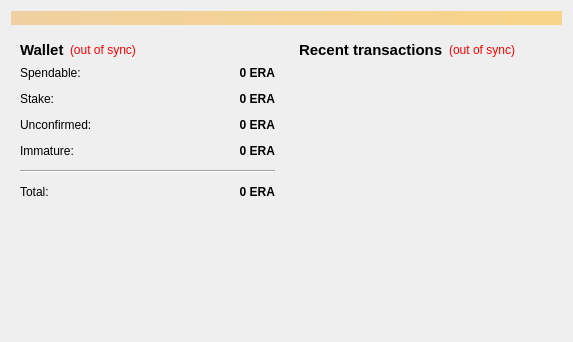
Qt form src/qt/forms/overviewpage.ui (EraNetwork/Era) before a commit.
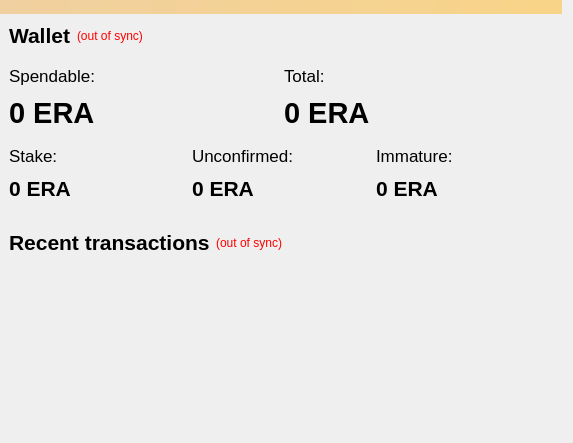
The same form after that commit.

What changed in the file:
```diff
--- a/src/qt/forms/overviewpage.ui
+++ b/src/qt/forms/overviewpage.ui
@@ -7,13 +7,19 @@
     <x>0</x>
     <y>0</y>
     <width>573</width>
-    <height>342</height>
+    <height>443</height>
    </rect>
   </property>
   <property name="windowTitle">
    <string>Form</string>
   </property>
   <layout class="QVBoxLayout" name="topLayout">
+   <property name="leftMargin">
+    <number>0</number>
+   </property>
+   <property name="topMargin">
+    <number>0</number>
+   </property>
    <item>
     <widget class="QLabel" name="labelAlerts">
      <property name="visible">
@@ -32,19 +38,25 @@
     </widget>
    </item>
    <item>
-    <layout class="QHBoxLayout" name="horizontalLayout" stretch="1,1">
+    <layout class="QHBoxLayout" name="horizontalLayout" stretch="1">
      <item>
       <layout class="QVBoxLayout" name="verticalLayout_2">
        <item>
         <widget class="QWidget" name="widget" native="true">
          <layout class="QVBoxLayout" name="verticalLayout_4">
+          <property name="topMargin">
+           <number>3</number>
+          </property>
           <item>
            <layout class="QHBoxLayout" name="horizontalLayout_4">
+            <property name="bottomMargin">
+             <number>12</number>
+            </property>
             <item>
              <widget class="QLabel" name="label_5">
               <property name="font">
                <font>
-                <pointsize>11</pointsize>
+                <pointsize>16</pointsize>
                 <weight>75</weight>
                 <bold>true</bold>
                </font>
@@ -86,27 +98,46 @@
            </layout>
           </item>
           <item>
-           <layout class="QFormLayout" name="formLayout_2">
-            <property name="fieldGrowthPolicy">
-             <enum>QFormLayout::AllNonFixedFieldsGrow</enum>
+           <layout class="QHBoxLayout" name="horizontalLayout_5">
+            <property name="bottomMargin">
+             <number>4</number>
             </property>
-            <property name="horizontalSpacing">
-             <number>12</number>
-            </property>
-            <property name="verticalSpacing">
-             <number>12</number>
-            </property>
-            <item row="0" column="0">
+            <item>
              <widget class="QLabel" name="label">
+              <property name="font">
+               <font>
+                <pointsize>13</pointsize>
+               </font>
+              </property>
               <property name="text">
                <string>Spendable:</string>
               </property>
              </widget>
             </item>
-            <item row="0" column="1">
+            <item>
+             <widget class="QLabel" name="labelTotalText">
+              <property name="font">
+               <font>
+                <pointsize>13</pointsize>
+               </font>
+              </property>
+              <property name="text">
+               <string>Total:</string>
+              </property>
+             </widget>
+            </item>
+           </layout>
+          </item>
+          <item>
+           <layout class="QHBoxLayout" name="horizontalLayout_6">
+            <property name="bottomMargin">
+             <number>10</number>
+            </property>
+            <item>
              <widget class="QLabel" name="labelBalance">
               <property name="font">
                <font>
+                <pointsize>22</pointsize>
                 <weight>75</weight>
                 <bold>true</bold>
                </font>
@@ -117,92 +148,153 @@
               <property name="toolTip">
                <string>Your current spendable balance</string>
               </property>
+              <property name="layoutDirection">
+               <enum>Qt::LeftToRight</enum>
+              </property>
               <property name="text">
                <string notr="true">0 ERA</string>
               </property>
               <property name="alignment">
-               <set>Qt::AlignRight|Qt::AlignTrailing|Qt::AlignVCenter</set>
+               <set>Qt::AlignLeading|Qt::AlignLeft|Qt::AlignVCenter</set>
               </property>
               <property name="textInteractionFlags">
                <set>Qt::LinksAccessibleByMouse|Qt::TextSelectableByKeyboard|Qt::TextSelectableByMouse</set>
               </property>
              </widget>
             </item>
-            <item row="1" column="0">
+            <item>
+             <widget class="QLabel" name="labelTotal">
+              <property name="font">
+               <font>
+                <pointsize>22</pointsize>
+                <weight>75</weight>
+                <bold>true</bold>
+               </font>
+              </property>
+              <property name="cursor">
+               <cursorShape>IBeamCursor</cursorShape>
+              </property>
+              <property name="toolTip">
+               <string>Your current total balance</string>
+              </property>
+              <property name="text">
+               <string notr="true">0 ERA</string>
+              </property>
+              <property name="alignment">
+               <set>Qt::AlignLeading|Qt::AlignLeft|Qt::AlignVCenter</set>
+              </property>
+              <property name="textInteractionFlags">
+               <set>Qt::LinksAccessibleByMouse|Qt::TextSelectableByKeyboard|Qt::TextSelectableByMouse</set>
+              </property>
+             </widget>
+            </item>
+           </layout>
+          </item>
+          <item>
+           <layout class="QHBoxLayout" name="horizontalLayout_7">
+            <property name="bottomMargin">
+             <number>4</number>
+            </property>
+            <item>
              <widget class="QLabel" name="label_6">
+              <property name="font">
+               <font>
+                <pointsize>13</pointsize>
+               </font>
+              </property>
               <property name="text">
                <string>Stake:</string>
               </property>
              </widget>
             </item>
-            <item row="1" column="1">
-             <widget class="QLabel" name="labelStake">
-              <property name="font">
-               <font>
-                <weight>75</weight>
-                <bold>true</bold>
-               </font>
-              </property>
-              <property name="cursor">
-               <cursorShape>IBeamCursor</cursorShape>
-              </property>
-              <property name="toolTip">
-               <string>Total of coins that was staked, and do not yet count toward the current balance</string>
-              </property>
-              <property name="text">
-               <string notr="true">0 ERA</string>
-              </property>
-              <property name="alignment">
-               <set>Qt::AlignRight|Qt::AlignTrailing|Qt::AlignVCenter</set>
-              </property>
-              <property name="textInteractionFlags">
-               <set>Qt::LinksAccessibleByMouse|Qt::TextSelectableByKeyboard|Qt::TextSelectableByMouse</set>
-              </property>
-             </widget>
-            </item>
-            <item row="2" column="0">
+            <item>
              <widget class="QLabel" name="label_3">
+              <property name="font">
+               <font>
+                <pointsize>13</pointsize>
+               </font>
+              </property>
               <property name="text">
                <string>Unconfirmed:</string>
               </property>
              </widget>
             </item>
-            <item row="2" column="1">
-             <widget class="QLabel" name="labelUnconfirmed">
-              <property name="font">
-               <font>
-                <weight>75</weight>
-                <bold>true</bold>
-               </font>
-              </property>
-              <property name="cursor">
-               <cursorShape>IBeamCursor</cursorShape>
-              </property>
-              <property name="toolTip">
-               <string>Total of transactions that have yet to be confirmed, and do not yet count toward the current balance</string>
-              </property>
-              <property name="text">
-               <string notr="true">0 ERA</string>
-              </property>
-              <property name="alignment">
-               <set>Qt::AlignRight|Qt::AlignTrailing|Qt::AlignVCenter</set>
-              </property>
-              <property name="textInteractionFlags">
-               <set>Qt::LinksAccessibleByMouse|Qt::TextSelectableByKeyboard|Qt::TextSelectableByMouse</set>
-              </property>
-             </widget>
-            </item>
-            <item row="3" column="0">
+            <item>
              <widget class="QLabel" name="labelImmatureText">
+              <property name="font">
+               <font>
+                <pointsize>13</pointsize>
+               </font>
+              </property>
               <property name="text">
                <string>Immature:</string>
               </property>
              </widget>
             </item>
-            <item row="3" column="1">
+           </layout>
+          </item>
+          <item>
+           <layout class="QHBoxLayout" name="horizontalLayout_9">
+            <property name="bottomMargin">
+             <number>5</number>
+            </property>
+            <item>
+             <widget class="QLabel" name="labelStake">
+              <property name="font">
+               <font>
+                <pointsize>16</pointsize>
+                <weight>75</weight>
+                <bold>true</bold>
+               </font>
+              </property>
+              <property name="cursor">
+               <cursorShape>IBeamCursor</cursorShape>
+              </property>
+              <property name="toolTip">
+               <string>Total of coins that was staked, and do not yet count toward the current balance</string>
+              </property>
+              <property name="text">
+               <string notr="true">0 ERA</string>
+              </property>
+              <property name="alignment">
+               <set>Qt::AlignLeading|Qt::AlignLeft|Qt::AlignVCenter</set>
+              </property>
+              <property name="textInteractionFlags">
+               <set>Qt::LinksAccessibleByMouse|Qt::TextSelectableByKeyboard|Qt::TextSelectableByMouse</set>
+              </property>
+             </widget>
+            </item>
+            <item>
+             <widget class="QLabel" name="labelUnconfirmed">
+              <property name="font">
+               <font>
+                <pointsize>16</pointsize>
+                <weight>75</weight>
+                <bold>true</bold>
+               </font>
+              </property>
+              <property name="cursor">
+               <cursorShape>IBeamCursor</cursorShape>
+              </property>
+              <property name="toolTip">
+               <string>Total of transactions that have yet to be confirmed, and do not yet count toward the current balance</string>
+              </property>
+              <property name="text">
+               <string notr="true">0 ERA</string>
+              </property>
+              <property name="alignment">
+               <set>Qt::AlignLeading|Qt::AlignLeft|Qt::AlignVCenter</set>
+              </property>
+              <property name="textInteractionFlags">
+               <set>Qt::LinksAccessibleByMouse|Qt::TextSelectableByKeyboard|Qt::TextSelectableByMouse</set>
+              </property>
+             </widget>
+            </item>
+            <item>
              <widget class="QLabel" name="labelImmature">
               <property name="font">
                <font>
+                <pointsize>16</pointsize>
                 <weight>75</weight>
                 <bold>true</bold>
                </font>
@@ -214,46 +306,7 @@
                <string notr="true">0 ERA</string>
               </property>
               <property name="alignment">
-               <set>Qt::AlignRight|Qt::AlignTrailing|Qt::AlignVCenter</set>
-              </property>
-              <property name="textInteractionFlags">
-               <set>Qt::LinksAccessibleByMouse|Qt::TextSelectableByKeyboard|Qt::TextSelectableByMouse</set>
-              </property>
-             </widget>
-            </item>
-            <item row="4" column="0" colspan="2">
-             <widget class="Line" name="line">
-              <property name="orientation">
-               <enum>Qt::Horizontal</enum>
-              </property>
-             </widget>
-            </item>
-            <item row="5" column="0">
-             <widget class="QLabel" name="labelTotalText">
-              <property name="text">
-               <string>Total:</string>
-              </property>
-             </widget>
-            </item>
-            <item row="5" column="1">
-             <widget class="QLabel" name="labelTotal">
-              <property name="font">
-               <font>
-                <weight>75</weight>
-                <bold>true</bold>
-               </font>
-              </property>
-              <property name="cursor">
-               <cursorShape>IBeamCursor</cursorShape>
-              </property>
-              <property name="toolTip">
-               <string>Your current total balance</string>
-              </property>
-              <property name="text">
-               <string notr="true">0 ERA</string>
-              </property>
-              <property name="alignment">
-               <set>Qt::AlignRight|Qt::AlignTrailing|Qt::AlignVCenter</set>
+               <set>Qt::AlignLeading|Qt::AlignLeft|Qt::AlignVCenter</set>
               </property>
               <property name="textInteractionFlags">
                <set>Qt::LinksAccessibleByMouse|Qt::TextSelectableByKeyboard|Qt::TextSelectableByMouse</set>
@@ -265,33 +318,19 @@
          </layout>
         </widget>
        </item>
-       <item>
-        <spacer name="verticalSpacer">
-         <property name="orientation">
-          <enum>Qt::Vertical</enum>
-         </property>
-         <property name="sizeHint" stdset="0">
-          <size>
-           <width>20</width>
-           <height>40</height>
-          </size>
-         </property>
-        </spacer>
-       </item>
-      </layout>
-     </item>
-     <item>
-      <layout class="QVBoxLayout" name="verticalLayout_3">
        <item>
         <widget class="QWidget" name="widget_2" native="true">
          <layout class="QVBoxLayout" name="verticalLayout">
           <item>
            <layout class="QHBoxLayout" name="horizontalLayout_2">
+            <property name="bottomMargin">
+             <number>10</number>
+            </property>
             <item>
              <widget class="QLabel" name="label_4">
               <property name="font">
                <font>
-                <pointsize>11</pointsize>
+                <pointsize>16</pointsize>
                 <weight>75</weight>
                 <bold>true</bold>
                </font>
@@ -354,6 +393,19 @@
          </layout>
         </widget>
        </item>
+       <item>
+        <spacer name="verticalSpacer">
+         <property name="orientation">
+          <enum>Qt::Vertical</enum>
+         </property>
+         <property name="sizeHint" stdset="0">
+          <size>
+           <width>20</width>
+           <height>40</height>
+          </size>
+         </property>
+        </spacer>
+       </item>
       </layout>
      </item>
     </layout>
```
